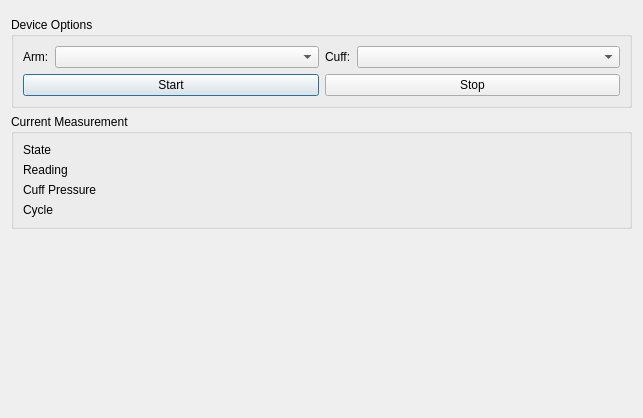
Old version of the form src/dialogs/blood_pressure_dialog.ui in the repository CLSA/cypress.
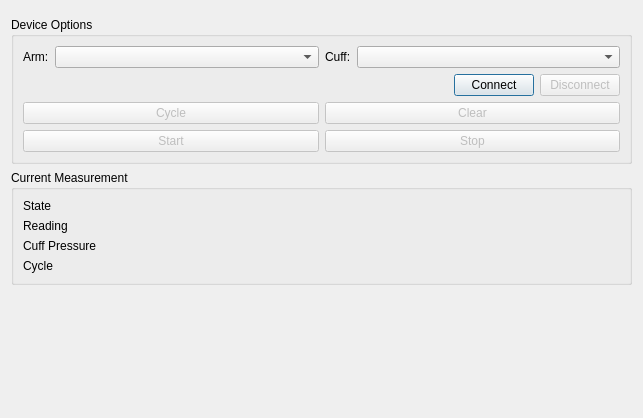
New version of the form. Custom widgets are drawn as their Qt base class.

What changed in the file:
```diff
--- a/src/dialogs/blood_pressure_dialog.ui
+++ b/src/dialogs/blood_pressure_dialog.ui
@@ -94,7 +94,68 @@
       <item>
        <layout class="QHBoxLayout" name="startStop">
         <item>
+         <spacer name="horizontalSpacer">
+          <property name="orientation">
+           <enum>Qt::Horizontal</enum>
+          </property>
+          <property name="sizeHint" stdset="0">
+           <size>
+            <width>40</width>
+            <height>20</height>
+           </size>
+          </property>
+         </spacer>
+        </item>
+        <item>
+         <widget class="QPushButton" name="connectPushButton">
+          <property name="text">
+           <string>Connect</string>
+          </property>
+         </widget>
+        </item>
+        <item>
+         <widget class="QPushButton" name="disconnectPushButton">
+          <property name="enabled">
+           <bool>false</bool>
+          </property>
+          <property name="text">
+           <string>Disconnect</string>
+          </property>
+         </widget>
+        </item>
+       </layout>
+      </item>
+      <item>
+       <layout class="QHBoxLayout" name="horizontalLayout">
+        <item>
+         <widget class="QPushButton" name="cyclePushButton">
+          <property name="enabled">
+           <bool>false</bool>
+          </property>
+          <property name="text">
+           <string>Cycle</string>
+          </property>
+         </widget>
+        </item>
+        <item>
+         <widget class="QPushButton" name="clearPushButton">
+          <property name="enabled">
+           <bool>false</bool>
+          </property>
+          <property name="text">
+           <string>Clear</string>
+          </property>
+         </widget>
+        </item>
+       </layout>
+      </item>
+      <item>
+       <layout class="QHBoxLayout" name="horizontalLayout_2">
+        <item>
          <widget class="QPushButton" name="startPushButton">
+          <property name="enabled">
+           <bool>false</bool>
+          </property>
           <property name="text">
            <string>Start</string>
           </property>
@@ -102,6 +163,9 @@
         </item>
         <item>
          <widget class="QPushButton" name="stopPushButton">
+          <property name="enabled">
+           <bool>false</bool>
+          </property>
           <property name="text">
            <string>Stop</string>
           </property>
```
